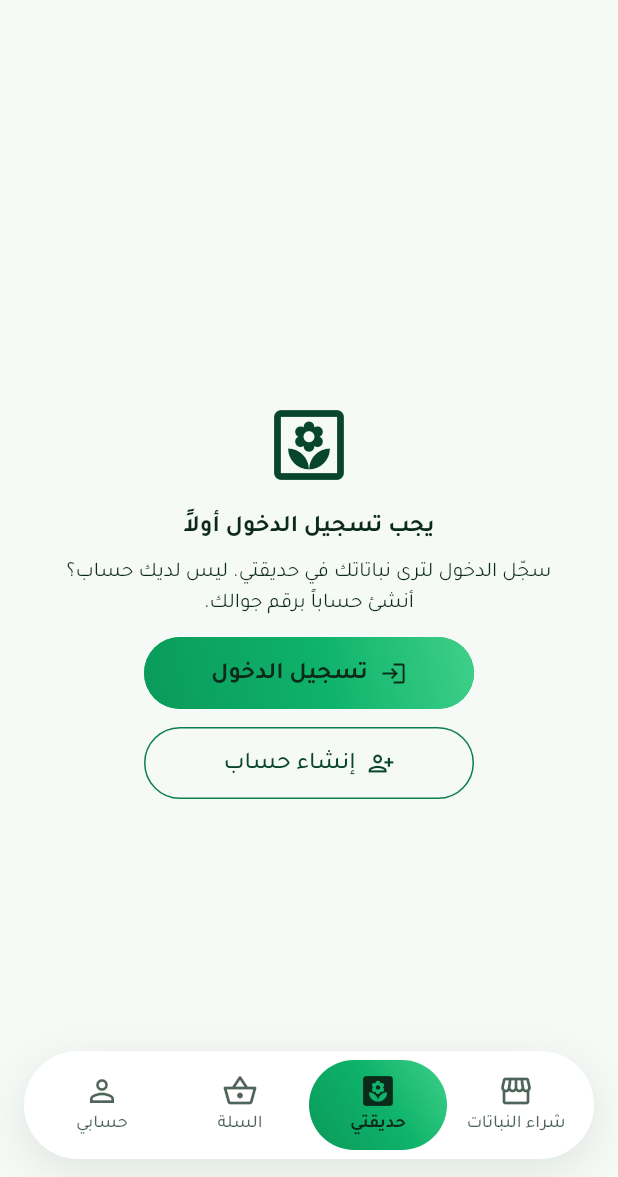
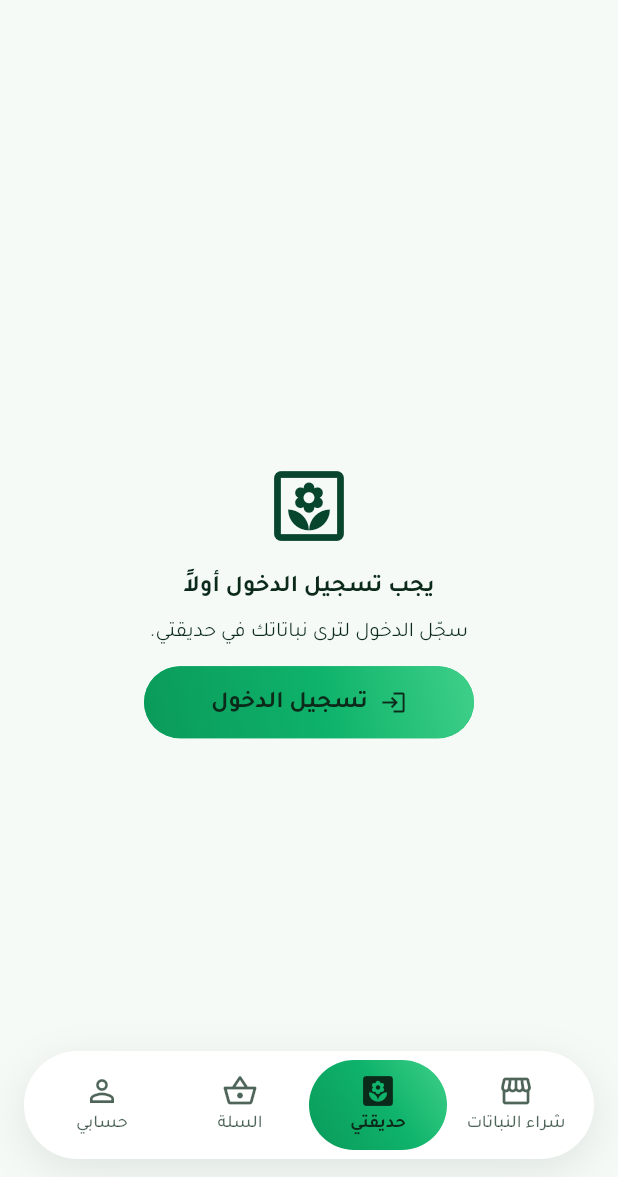
Before and after one commit to khalednjed-pixel/mashtal, a Flutter app: the GardenScreen screen opened by its route, on a phone screen of 412 x 824 dp, the part 59-1236 px from its top. Run offline on Flutter 3.47's test engine with Material 3 defaults, Android fonts, the phone set to English and light mode, and no system bars; our stand-ins replace go_router, image_picker, shared_preferences; accounts and stored records are empty.

Commit message:
Guest prompt: remove the Create account button
There is only one sign-in page (a new number gets an account there), so
the prompt now shows just Sign in, and its text no longer mentions
creating an account.

Co-Authored-By: Claude Opus 5.5 <noreply@anthropic.com>
Claude-Session: https://claude.ai/code/session_019bFiYYXpV3stLEwvUBQCb6

```diff
--- a/lib/l10n/strings.dart
+++ b/lib/l10n/strings.dart
@@ -73,14 +73,13 @@ const Map<String, Map<String, String>> _strings = {
   },
   'guestTitle': {'ar': 'يجب تسجيل الدخول أولاً', 'en': 'You need to sign in'},
   'guestGardenBody': {
-    'ar': 'سجّل الدخول لترى نباتاتك في حديقتي. ليس لديك حساب؟ أنشئ حساباً برقم جوالك.',
-    'en': 'Sign in to see your plants in My Garden. No account yet? Create one with your mobile number.'
+    'ar': 'سجّل الدخول لترى نباتاتك في حديقتي.',
+    'en': 'Sign in to see your plants in My Garden.'
   },
   'guestAccountBody': {
-    'ar': 'سجّل الدخول لإدارة حسابك. ليس لديك حساب؟ أنشئ حساباً برقم جوالك.',
-    'en': 'Sign in to manage your account. No account yet? Create one with your mobile number.'
+    'ar': 'سجّل الدخول لإدارة حسابك.',
+    'en': 'Sign in to manage your account.'
   },
-  'createAccount': {'ar': 'إنشاء حساب', 'en': 'Create account'},
   'removeFromCartTitle': {'ar': 'إزالة من السلة؟', 'en': 'Remove from cart?'},
   'removeFromCartBody': {'ar': 'هل أنت متأكد أنك تريد إزالة {item} من سلتك؟', 'en': 'Are you sure you want to remove {item} from your cart?'},
   'gardenEmpty': {'ar': 'لا توجد نباتات في حديقتك بعد', 'en': 'No plants in your garden yet'},
--- a/lib/ui/widgets/common.dart
+++ b/lib/ui/widgets/common.dart
@@ -135,9 +135,8 @@ class EmptyState extends StatelessWidget {
 }
 
 /// Shown to a guest on a signed-in tab (My Garden, Account) instead of
-/// jumping to the sign-in screen: says why, then offers sign-in or a new
-/// account. Both use the phone sign-in, which creates the account for a new
-/// number, and come back to [from] afterwards.
+/// jumping to the sign-in screen: says why, then offers the one sign-in page
+/// (which comes back to [from] afterwards).
 class SignInPrompt extends StatelessWidget {
   const SignInPrompt({super.key, required this.icon, required this.body, required this.from});
 
@@ -158,13 +157,6 @@ class SignInPrompt extends StatelessWidget {
           style: FilledButton.styleFrom(minimumSize: const Size(220, 48)),
           icon: const Icon(Icons.login),
           label: Text(context.tr('signIn')),
-          onPressed: () => context.go(login),
-        ),
-        OutlinedButton.icon(
-          key: const Key('guestCreateAccount'),
-          style: OutlinedButton.styleFrom(minimumSize: const Size(220, 48)),
-          icon: const Icon(Icons.person_add_alt),
-          label: Text(context.tr('createAccount')),
           onPressed: () => context.go(login),
         ),
       ],
```
Also changed, not shown: 1 other file.
